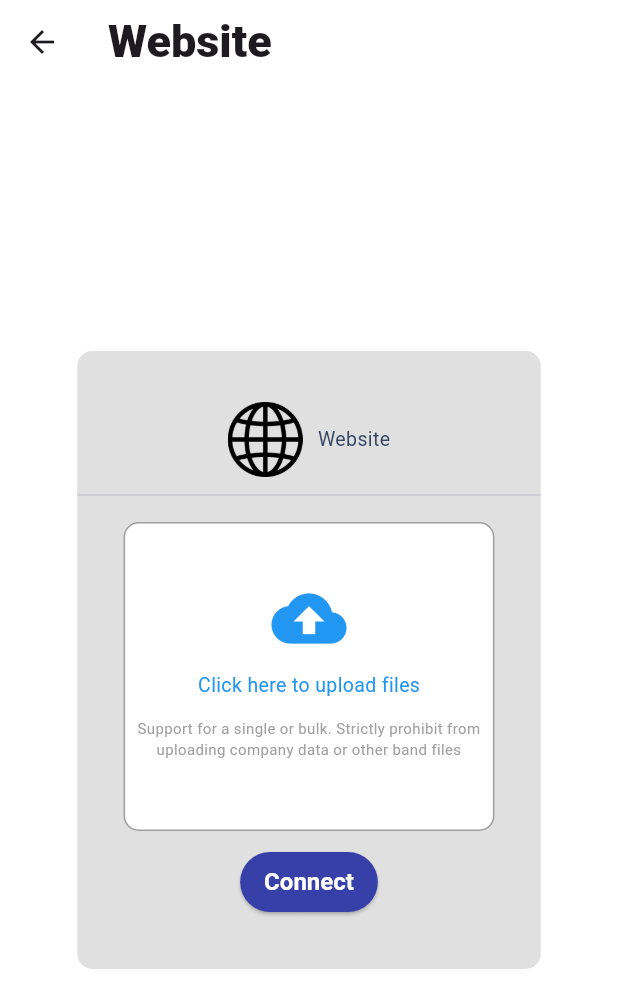
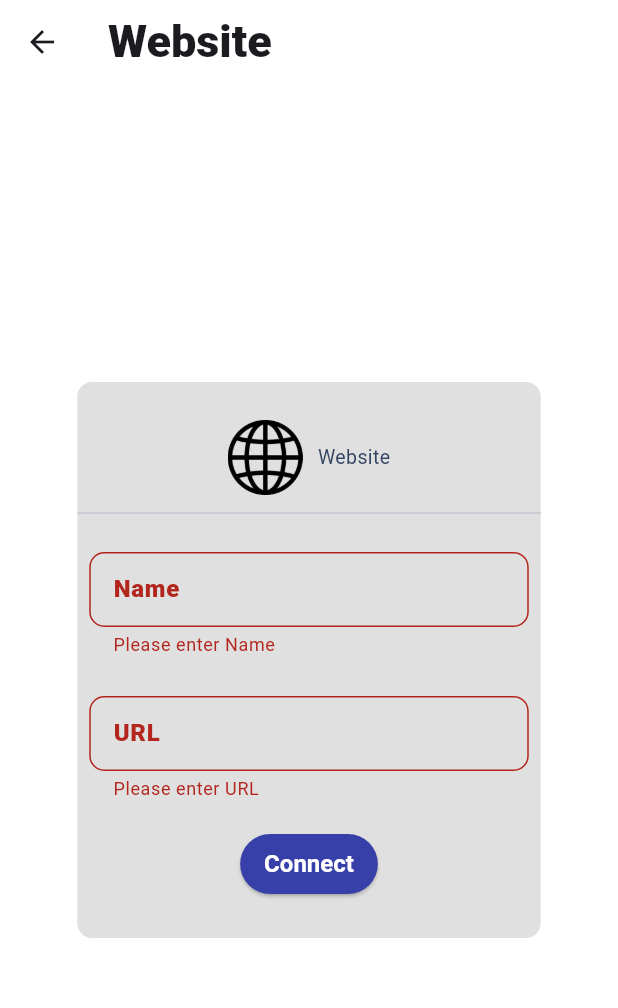
Before and after one commit to LeHuuTri-186/STEP-AI, a Flutter app: the WebPage screen opened by its route, after a tap on "Connect", on a phone screen of 412 x 824 dp. Shown: the top 1008 px of the screen. Run offline on Flutter 3.47's test engine with Material 3 defaults, Android fonts, the phone set to English and light mode, and no system bars; our stand-ins replace dio, file_picker, flutter_highlight, flutter_markdown, flutter_secure_storage, font_awesome_flutter and 5 more; missing offline and left inert: markdown; accounts and stored records are empty.

Commit message:
Add unit by web url

```diff
--- a/step_ai/lib/config/constants.dart
+++ b/step_ai/lib/config/constants.dart
@@ -26,5 +26,5 @@ class Constant{
   static String slackImagePath = 'lib/core/assets/source_unit_images/slack.png';
 
   //Test
-  static String KB_accessToken = 'eyJhbGciOiJIUzI1NiIsInR5cCI6IkpXVCJ9.eyJpZCI6ImJlZjgxMDA4LTg4MTktNGM5NS1iNzZjLWQwODA3YzU0MTNiNSIsImVtYWlsIjoibmd1eWVuYm9jaGFAZ21haWwuY29tIiwiaWF0IjoxNzMzOTA0OTEyLCJleHAiOjE3MzM5OTEzMTJ9.7OaT7Vpyswq3mP-tNUUxxFGVSuKFOKcfXdHSsdf21Ag';
+  static String KB_accessToken = 'eyJhbGciOiJIUzI1NiIsInR5cCI6IkpXVCJ9.eyJpZCI6ImJlZjgxMDA4LTg4MTktNGM5NS1iNzZjLWQwODA3YzU0MTNiNSIsImVtYWlsIjoibmd1eWVuYm9jaGFAZ21haWwuY29tIiwiaWF0IjoxNzMzOTk0MDIzLCJleHAiOjE3MzQwODA0MjN9.s-ZHOQUuNS1Q5iboS_zNUfF2jkbCZSb6O7h6esZ9NgI';
 }
--- a/step_ai/lib/core/di/domain/module/usecase_module.dart
+++ b/step_ai/lib/core/di/domain/module/usecase_module.dart
@@ -28,6 +28,7 @@ import 'package:step_ai/features/units_in_knowledge/domain/usecase/delete_unit_u
 import 'package:step_ai/features/units_in_knowledge/domain/usecase/get_unit_list_usecase.dart';
 import 'package:step_ai/features/units_in_knowledge/domain/usecase/update_status_unit_usecase.dart';
 import 'package:step_ai/features/units_in_knowledge/domain/usecase/upload_local_file_usecase.dart';
+import 'package:step_ai/features/units_in_knowledge/domain/usecase/upload_web_usecase.dart';
 import 'package:step_ai/shared/usecase/refresh_token_usecase.dart';
 
 import '../../../../features/authentication/domain/repository/register_repository.dart';
@@ -138,5 +139,7 @@ class UseCaseModule {
         UpdateStatusUnitUsecase(getIt<UnitRepository>()));
     getIt.registerSingleton<UploadLocalFileUsecase>(
         UploadLocalFileUsecase(getIt<UnitRepository>()));
+    getIt.registerSingleton<UploadWebUsecase>(
+        UploadWebUsecase(getIt<UnitRepository>()));
   }
 }
--- a/step_ai/lib/core/di/presentation/module/provider_module.dart
+++ b/step_ai/lib/core/di/presentation/module/provider_module.dart
@@ -28,11 +28,13 @@ import 'package:step_ai/features/units_in_knowledge/domain/usecase/delete_unit_u
 import 'package:step_ai/features/units_in_knowledge/domain/usecase/get_unit_list_usecase.dart';
 import 'package:step_ai/features/units_in_knowledge/domain/usecase/update_status_unit_usecase.dart';
 import 'package:step_ai/features/units_in_knowledge/domain/usecase/upload_local_file_usecase.dart';
+import 'package:step_ai/features/units_in_knowledge/domain/usecase/upload_web_usecase.dart';
 import 'package:step_ai/features/units_in_knowledge/notifier/add_option_unit_notifier.dart';
 import 'package:step_ai/features/units_in_knowledge/notifier/cupertino_notifier.dart';
 import 'package:step_ai/features/units_in_knowledge/notifier/edit_knowledge_dialog_notifier.dart';
 import 'package:step_ai/features/units_in_knowledge/notifier/local_file_notifier.dart';
 import 'package:step_ai/features/units_in_knowledge/notifier/unit_notifier.dart';
+import 'package:step_ai/features/units_in_knowledge/notifier/web_notifier.dart';
 
 class ProviderModule {
   static Future<void> configureStoreModuleInjection() async {
@@ -96,12 +98,14 @@ class ProviderModule {
         getIt<GetUnitListUsecase>(),
         getIt<DeleteUnitUsecase>(),
         getIt<UpdateStatusUnitUsecase>(),
-        getIt<UploadLocalFileUsecase>()));
+        getIt<UploadLocalFileUsecase>(),
+        getIt<UploadWebUsecase>()));
     getIt.registerSingleton<AddOptionUnitNotifier>(AddOptionUnitNotifier());
     getIt.registerSingleton<EditKnowledgeDialogNotifier>(
         EditKnowledgeDialogNotifier());
     getIt.registerFactory<CupertinoNotifier>(() => CupertinoNotifier());
     //Unit options:-------------------------------------------------------------
     getIt.registerSingleton<LocalFileNotifier>(LocalFileNotifier());
+    getIt.registerSingleton<WebNotifier>(WebNotifier());
   }
 }
--- /dev/null
+++ b/step_ai/lib/features/units_in_knowledge/domain/params/upload_web_param.dart
@@ -0,0 +1,11 @@
+class UploadWebParam {
+  String knowledgeId;
+  String unitName;
+  String webUrl;
+  UploadWebParam({
+    required this.knowledgeId,
+    required this.unitName,
+    required this.webUrl,
+  });
+
+}
--- a/step_ai/lib/features/units_in_knowledge/domain/repository/unit_repository.dart
+++ b/step_ai/lib/features/units_in_knowledge/domain/repository/unit_repository.dart
@@ -5,10 +5,12 @@ import 'package:step_ai/features/units_in_knowledge/domain/entity/unit_list.dart
 import 'package:step_ai/features/units_in_knowledge/domain/params/delete_unit_param.dart';
 import 'package:step_ai/features/units_in_knowledge/domain/params/update_status_unit_param.dart';
 import 'package:step_ai/features/units_in_knowledge/domain/params/upload_local_file_param.dart';
+import 'package:step_ai/features/units_in_knowledge/domain/params/upload_web_param.dart';
 
 abstract class UnitRepository {
   Future<UnitList> getUnitList(String idKnowledge);
   Future<void> deleteUnit(DeleteUnitParam deleteParam);
   Future<void> updateStatusUnit(UpdateStatusUnitParam updateStatusUnitParam);
   Future<void> uploadLocalFile(UploadLocalFileParam uploadLocalFileParam);
+  Future<void> uploadWeb(UploadWebParam uploadWebParam);
 }
--- /dev/null
+++ b/step_ai/lib/features/units_in_knowledge/domain/usecase/upload_web_usecase.dart
@@ -0,0 +1,14 @@
+import 'dart:async';
+
+import 'package:step_ai/core/usecase/use_case.dart';
+import 'package:step_ai/features/units_in_knowledge/domain/params/upload_web_param.dart';
+import 'package:step_ai/features/units_in_knowledge/domain/repository/unit_repository.dart';
+
+class UploadWebUsecase extends UseCase<void, UploadWebParam> {
+  UnitRepository _unitRepository;
+  UploadWebUsecase(this._unitRepository);
+  @override
+  Future<void> call({required UploadWebParam params}) {
+    return _unitRepository.uploadWeb(params);
+  }
+}
--- a/step_ai/lib/features/units_in_knowledge/notifier/unit_notifier.dart
+++ b/step_ai/lib/features/units_in_knowledge/notifier/unit_notifier.dart
@@ -1,5 +1,6 @@
 import 'dart:io';
 
+import 'package:dio/dio.dart';
 import 'package:flutter/material.dart';
 import 'package:http_parser/src/media_type.dart';
 import 'package:step_ai/features/knowledge_base/domain/entity/knowledge.dart';
@@ -7,18 +8,25 @@ import 'package:step_ai/features/units_in_knowledge/domain/entity/unit_list.dart
 import 'package:step_ai/features/units_in_knowledge/domain/params/delete_unit_param.dart';
 import 'package:step_ai/features/units_in_knowledge/domain/params/update_status_unit_param.dart';
 import 'package:step_ai/features/units_in_knowledge/domain/params/upload_local_file_param.dart';
+import 'package:step_ai/features/units_in_knowledge/domain/params/upload_web_param.dart';
 import 'package:step_ai/features/units_in_knowledge/domain/usecase/delete_unit_usecase.dart';
 import 'package:step_ai/features/units_in_knowledge/domain/usecase/get_unit_list_usecase.dart';
 import 'package:step_ai/features/units_in_knowledge/domain/usecase/update_status_unit_usecase.dart';
 import 'package:step_ai/features/units_in_knowledge/domain/usecase/upload_local_file_usecase.dart';
+import 'package:step_ai/features/units_in_knowledge/domain/usecase/upload_web_usecase.dart';
 
 class UnitNotifier extends ChangeNotifier {
   GetUnitListUsecase _getUnitListUsecase;
   DeleteUnitUsecase _deleteUnitUsecase;
   UpdateStatusUnitUsecase _updateStatusUnitUsecase;
   UploadLocalFileUsecase _uploadLocalFileUsecase;
-  UnitNotifier(this._getUnitListUsecase, this._deleteUnitUsecase,
-      this._updateStatusUnitUsecase, this._uploadLocalFileUsecase);
+  UploadWebUsecase _uploadWebUsecase;
+  UnitNotifier(
+      this._getUnitListUsecase,
+      this._deleteUnitUsecase,
+      this._updateStatusUnitUsecase,
+      this._uploadLocalFileUsecase,
+      this._uploadWebUsecase);
   bool isLoading = false;
   String errorString = "";
   UnitList? unitList;
@@ -60,6 +68,7 @@ class UnitNotifier extends ChangeNotifier {
     }
   }
 
+  //Upload UNIT -------------------
   Future<void> uploadLocalFile(File file, MediaType mediaType) async {
     try {
       await _uploadLocalFileUsecase.call(
@@ -68,8 +77,26 @@ class UnitNotifier extends ChangeNotifier {
               knowledgeId: currentKnowledge!.id,
               mediaType: mediaType));
     } catch (e) {
-      errorString = "Có lỗi xảy ra. Thử lại sau uploadLocalFile";
       print("Error in uploadLocalFile in unit notifier with error: $e");
+    }
+  }
+
+  Future<void> uploadWeb(String webUrl, String unitName) async {
+    print("uploadWeb in unit notifier");
+    print("webUrl: $webUrl");
+    print("unitName: $unitName");
+    try {
+      await _uploadWebUsecase.call(
+          params: UploadWebParam(
+              knowledgeId: currentKnowledge!.id,
+              unitName: unitName,
+              webUrl: webUrl));
+    } catch (e) {
+      print("Error in uploadWeb in unit notifier with error: $e");
+      if (e is DioException && e.response!.statusCode == 500) {
+        throw "Url is not valid";
+      }
+      throw e.toString();
     }
   }
 
--- /dev/null
+++ b/step_ai/lib/features/units_in_knowledge/notifier/web_notifier.dart
@@ -0,0 +1,19 @@
+import 'package:flutter/material.dart';
+
+class WebNotifier extends ChangeNotifier {
+  String nameUnit = '';
+  String webUrl = '';
+  void setNameUnit(String value) {
+    nameUnit = value;
+  }
+
+  void setWebUrl(String value) {
+    webUrl = value;
+  }
+
+  bool isUploadLoading = false;
+  void setUploadLoading(bool value) {
+    isUploadLoading = value;
+    notifyListeners();
+  }
+}
--- a/step_ai/lib/features/units_in_knowledge/presentation/pages/web_page.dart
+++ b/step_ai/lib/features/units_in_knowledge/presentation/pages/web_page.dart
@@ -1,32 +1,64 @@
+import 'package:flutter/cupertino.dart';
 import 'package:flutter/material.dart';
+import 'package:provider/provider.dart';
 import 'package:step_ai/config/constants.dart';
+import 'package:step_ai/features/knowledge_base/notifier/knowledge_notifier.dart';
+import 'package:step_ai/features/units_in_knowledge/notifier/unit_notifier.dart';
+import 'package:step_ai/features/units_in_knowledge/notifier/web_notifier.dart';
 
 class WebPage extends StatelessWidget {
-  const WebPage({super.key});
+  WebPage({super.key});
+  late WebNotifier webNotifier;
+  late KnowledgeNotifier knowledgeNotifier;
+  late UnitNotifier unitNotifier;
+  GlobalKey<FormState> formKey = GlobalKey<FormState>();
+  void findAndUpdateCurrentKnowledge() {
+    //to update size and numbers units when add unit
+    knowledgeNotifier.knowledgeList!.knowledgeList.forEach((knowledge) {
+      if (knowledge.id == unitNotifier.currentKnowledge!.id) {
+        unitNotifier.updateCurrentKnowledge(knowledge);
+        return;
+      }
+    });
+  }
 
   @override
   Widget build(BuildContext context) {
+    webNotifier = Provider.of<WebNotifier>(context, listen: true);
+    knowledgeNotifier = Provider.of<KnowledgeNotifier>(context, listen: false);
+    unitNotifier = Provider.of<UnitNotifier>(context, listen: false);
     return Scaffold(
       appBar: AppBar(
         title: const Text('Website'),
+        leading: IconButton(
+          icon: const Icon(Icons.arrow_back),
+          onPressed: webNotifier.isUploadLoading
+              ? null
+              : () {
+                  Navigator.pop(context);
+                },
         ),
-      body: Center(
+      ),
+      body: Form(
+        key: formKey,
+        child: Center(
           child: Container(
             width: MediaQuery.of(context).size.width * 0.75,
-          height: MediaQuery.of(context).size.height * 0.5,
+            height: MediaQuery.of(context).size.height * 0.45,
             decoration: BoxDecoration(
               color: Colors.grey[300],
               borderRadius: BorderRadius.circular(10),
             ),
+            //Main Column
             child: Column(
               mainAxisAlignment: MainAxisAlignment.center,
               crossAxisAlignment: CrossAxisAlignment.center,
               children: [
+                //Title of the page + Image
                 Row(
                   mainAxisAlignment: MainAxisAlignment.center,
                   children: [
-                  Image.asset(Constant.webImagePath,
-                      width: 50, height: 50),
+                    Image.asset(Constant.webImagePath, width: 50, height: 50),
                     const SizedBox(width: 10),
                     const Text('Website'),
                   ],
@@ -34,52 +66,102 @@ class WebPage extends StatelessWidget {
                 const SizedBox(height: 4),
                 const Divider(),
                 const SizedBox(height: 10),
-              Container(
-                height: MediaQuery.of(context).size.height * 0.25,
-                width: MediaQuery.of(context).size.width * 0.6,
-                decoration: BoxDecoration(
-                  color: Colors.white,
-                  borderRadius: BorderRadius.circular(10),
-                  border: Border.all(
-                    style: BorderStyle.solid,
-                    color: Colors.grey,
-                    width: 1.0,
-                  ),
-                ),
-                child: const Column(
-                  mainAxisAlignment: MainAxisAlignment.center,
-                  crossAxisAlignment: CrossAxisAlignment.center,
-                  children: [
-                    Icon(
-                      Icons.cloud_upload,
-                      size: 50,
-                      color: Colors.blue,
-                    ),
-                    SizedBox(height: 10),
-                    Text("Click here to upload files",
-                        style: TextStyle(color: Colors.blue)),
-                    SizedBox(height: 4),
+                //TextFormField for  name unit
                 Padding(
                   padding: const EdgeInsets.all(8.0),
-                      child: Text(
-                        "Support for a single or bulk. Strictly prohibit from uploading company data or other band files",
-                        style: TextStyle(color: Colors.grey, fontSize: 10),
-                        textAlign: TextAlign.center,
+                  child: TextFormField(
+                    style: const TextStyle(fontSize: 12),
+                    decoration: const InputDecoration(
+                      labelText: 'Name',
+                      hintText: 'Enter Name',
+                      border: OutlineInputBorder(
+                          borderRadius: BorderRadius.all(Radius.circular(10))),
                     ),
-                    ),
-                  ],
+                    validator: (value) {
+                      if (value == null || value.isEmpty) {
+                        return 'Please enter Name';
+                      }
+                      return null;
+                    },
+                    onChanged: (value) {
+                      webNotifier.setNameUnit(value);
+                    },
                   ),
                 ),
                 const SizedBox(height: 10),
+                //TextFormField for URL
+                Padding(
+                  padding: const EdgeInsets.all(8.0),
+                  child: TextFormField(
+                    style: const TextStyle(fontSize: 12),
+                    decoration: const InputDecoration(
+                      labelText: 'URL',
+                      hintText: 'Enter URL',
+                      border: OutlineInputBorder(
+                          borderRadius: BorderRadius.all(Radius.circular(10))),
+                    ),
+                    validator: (value) {
+                      if (value == null || value.isEmpty) {
+                        return 'Please enter URL';
+                      }
+                      return null;
+                    },
+                    onChanged: (value) {
+                      webNotifier.setWebUrl(value);
+                    },
+                  ),
+                ),
+                const SizedBox(height: 10),
+                //Button to connect
                 ElevatedButton(
-                onPressed: () {},
-                child: const Text('Connect',
+                  onPressed: (webNotifier.isUploadLoading)
+                      ? null
+                      : () async {
+                          if (!formKey.currentState!.validate()) {
+                            return;
+                          }
+                          //show indicator
+                          webNotifier.setUploadLoading(true);
+                          //try catch if web not valid
+                          try {
+                            await unitNotifier.uploadWeb(
+                                webNotifier.webUrl, webNotifier.nameUnit);
+                            await knowledgeNotifier.getKnowledgeList();
+                            await unitNotifier.getUnitList();
+                            findAndUpdateCurrentKnowledge();
+                          } catch (e) {
+                            ScaffoldMessenger.of(context).showSnackBar(
+                              SnackBar(
+                                content: Text(e.toString()),
+                              ),
+                            );
+                            //hide indicator
+                            webNotifier.setUploadLoading(false);
+                            return;
+                          }
+
+                          //hide indicator
+                          webNotifier.setUploadLoading(false);
+                          Navigator.pop(context);
+                        },
+                  child: (webNotifier.isUploadLoading)
+                      ? const Stack(alignment: Alignment.center, children: [
+                          Text("Uploading..."),
+                          Positioned(
+                            child: CupertinoActivityIndicator(
+                              radius: 10,
+                              color: Colors.blue,
+                            ),
+                          ),
+                        ])
+                      : const Text('Connect',
                           style: TextStyle(color: Colors.white)),
                 ),
               ],
             ),
           ),
         ),
+      ),
     );
   }
 }
--- a/step_ai/lib/features/units_in_knowledge/presentation/widgets/edit_knowledge_dialog.dart
+++ b/step_ai/lib/features/units_in_knowledge/presentation/widgets/edit_knowledge_dialog.dart
@@ -35,10 +35,11 @@ class _EditKnowledgeDialogState extends State<EditKnowledgeDialog> {
   }
 
   void findAndUpdateCurrentKnowledge() {
-    //to update size and numbers units when delete or add unit
+    //to update name when edit knowledge
     _knowledgeNotifier.knowledgeList!.knowledgeList.forEach((knowledge) {
       if (knowledge.id == _unitNotifier.currentKnowledge!.id) {
         _unitNotifier.updateCurrentKnowledge(knowledge);
+        return;
       }
     });
   }
--- a/step_ai/lib/features/units_in_knowledge/presentation/widgets/unit_item.dart
+++ b/step_ai/lib/features/units_in_knowledge/presentation/widgets/unit_item.dart
@@ -16,6 +16,7 @@ class UnitItem extends StatelessWidget {
     knowledgeNotifier.knowledgeList!.knowledgeList.forEach((knowledge) {
       if (knowledge.id == unitNotifier.currentKnowledge!.id) {
         unitNotifier.updateCurrentKnowledge(knowledge);
+        return;
       }
     });
   }
--- a/step_ai/lib/main.dart
+++ b/step_ai/lib/main.dart
@@ -10,6 +10,7 @@ import 'package:step_ai/features/units_in_knowledge/notifier/add_option_unit_not
 import 'package:step_ai/features/units_in_knowledge/notifier/edit_knowledge_dialog_notifier.dart';
 import 'package:step_ai/features/units_in_knowledge/notifier/local_file_notifier.dart';
 import 'package:step_ai/features/units_in_knowledge/notifier/unit_notifier.dart';
+import 'package:step_ai/features/units_in_knowledge/notifier/web_notifier.dart';
 
 import 'config/routes/routes.dart';
 import 'config/theme/app_theme.dart';
@@ -75,6 +76,7 @@ class MyApp extends StatelessWidget {
         ChangeNotifierProvider.value(value: getIt<AddOptionUnitNotifier>()),
         ChangeNotifierProvider.value(value: getIt<EditKnowledgeDialogNotifier>()),
         ChangeNotifierProvider.value(value: getIt<LocalFileNotifier>()),
+        ChangeNotifierProvider.value(value: getIt<WebNotifier>()),
       ],
       child: MaterialApp(
         title: 'Step AI',
```
Also changed, not shown: step_ai/lib/features/units_in_knowledge/data/repository/unit_repository_impl.dart (+10 -0 lines), step_ai/lib/features/units_in_knowledge/presentation/pages/local_file_page.dart (+30 -3 lines). Lines whose indentation alone changed are shown as unchanged.
